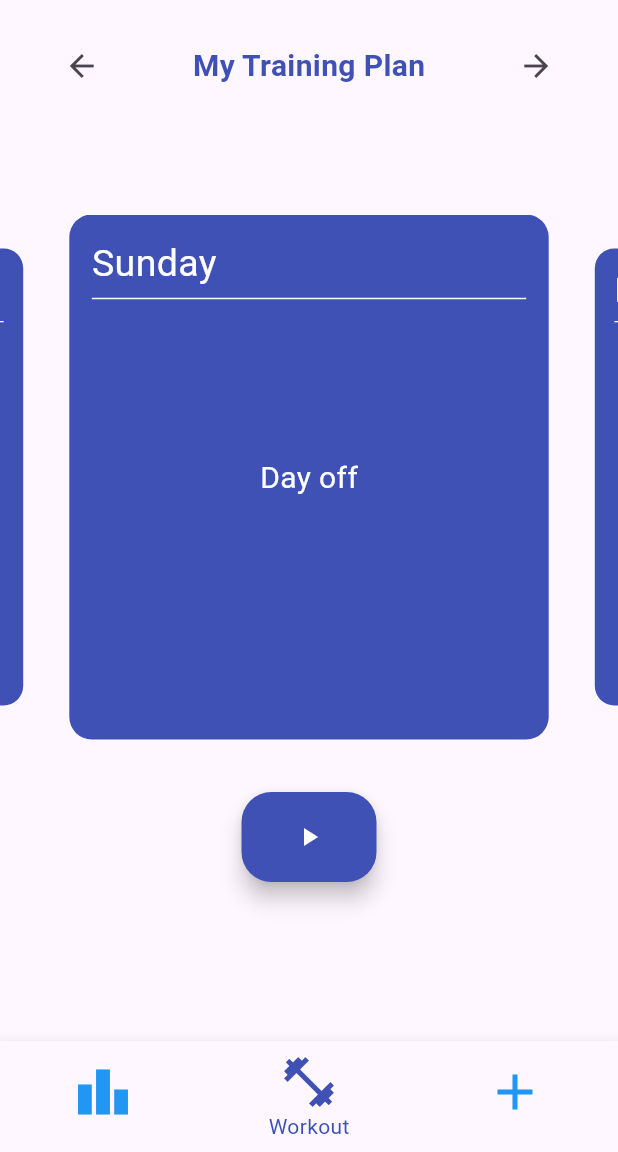
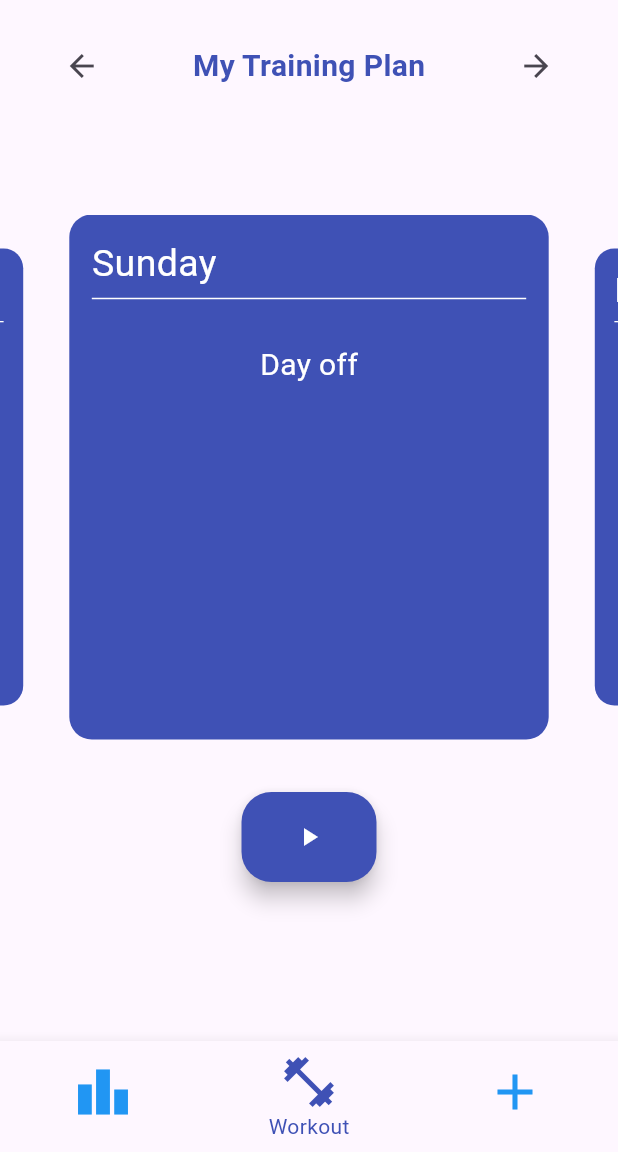
Before and after one commit to yunusdemirli/gymbuddy, a Flutter app: the screen it shows after launch, on a phone screen of 412 x 824 dp, the part 84-1236 px from its top. Run offline on Flutter 3.47's test engine with Material 3 defaults, Android fonts, the phone set to English and light mode, and no system bars; drawn by our look-alikes of carousel_slider.

Commit message:
v0.0.5 List of Column for workout page

```diff
--- a/lib/_widgets/carouselslider.dart
+++ b/lib/_widgets/carouselslider.dart
@@ -5,11 +5,48 @@ import 'package:gymbuddy_github/workoutpage/workout_of_the_day.dart';
 class MyCarouselslider extends StatelessWidget {
 
   final CarouselController mycarouselController;
-  final int _isDayOff = 0;
   const MyCarouselslider({super.key, required this.mycarouselController});
 
   @override
   Widget build(BuildContext context) {
+
+    final List<Widget> weekdayscontainer = [
+      const Column(
+        children: [
+          Center(child: Text("Day off", style: TextStyle(color: Colors.white, fontSize: 20,),))
+        ],
+      ),
+      const Column(
+        children: [
+          Center(child: Text("Day off", style: TextStyle(color: Colors.white, fontSize: 20,),))
+        ],
+      ),
+      const Column(
+        children: [
+          Center(child: Text("Day off", style: TextStyle(color: Colors.white, fontSize: 20,),))
+        ],
+      ),
+      const Column(
+        children: [
+          Center(child: Text("Day off", style: TextStyle(color: Colors.white, fontSize: 20,),))
+        ],
+      ),
+      const Column(
+        children: [
+          Center(child: Text("Day off", style: TextStyle(color: Colors.white, fontSize: 20,),))
+        ],
+      ),
+      const Column(
+        children: [
+          Center(child: Text("Day off", style: TextStyle(color: Colors.white, fontSize: 20,),))
+        ],
+      ),
+      const Column(
+        children: [
+          Center(child: Text("Day off", style: TextStyle(color: Colors.white, fontSize: 20,),))
+        ],
+      ),
+    ];
 
     DateTime now = DateTime.now();
     int weekday = now.weekday;
@@ -25,10 +62,10 @@ class MyCarouselslider extends StatelessWidget {
 
     return CarouselSlider(
 
-      items: days.map((day) {
+      items: List.generate(days.length, (index) {
         return GestureDetector(
           onTap: () {
-            Navigator.push(context, MaterialPageRoute(builder: (context) => ListOfWorkout(selectedDay: day,)));
+            Navigator.push(context, MaterialPageRoute(builder: (context) => ListOfWorkout(selectedDay: days[index],)));
           },
           child: Container(
             height: 350,
@@ -43,14 +80,10 @@ class MyCarouselslider extends StatelessWidget {
             child: Column(
               crossAxisAlignment: CrossAxisAlignment.start,
               children: [
-                Text(day, style: const TextStyle(color: Colors.white, fontSize: 25,),),
+                Text(days[index], style: const TextStyle(color: Colors.white, fontSize: 25,),),
                 const Divider(height: 10, color: Colors.white,),
-                _isDayOff == 0 ? const Column(
-                  children: [
-                    SizedBox(height: 100,),
-                    Center(child: Text("Day off", style: TextStyle(color: Colors.white, fontSize: 20),))
-                  ],
-                ) : const SizedBox.shrink(),
+                const SizedBox(height: 25,),
+                weekdayscontainer[index],
               ],
             )
           ),
```
